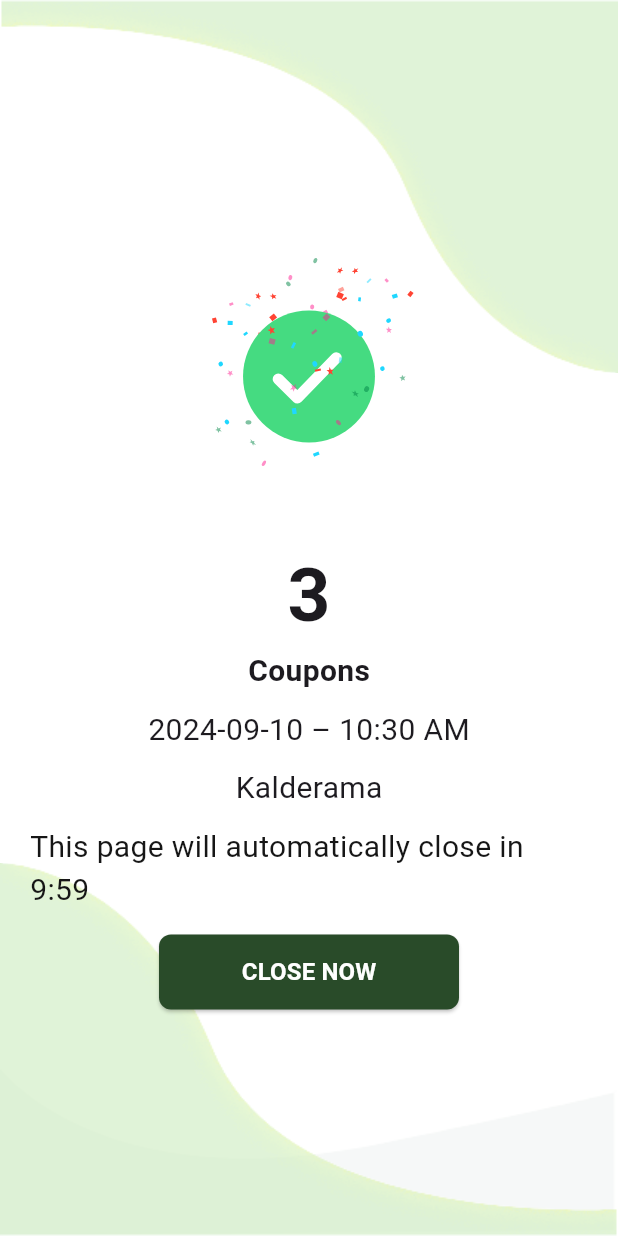
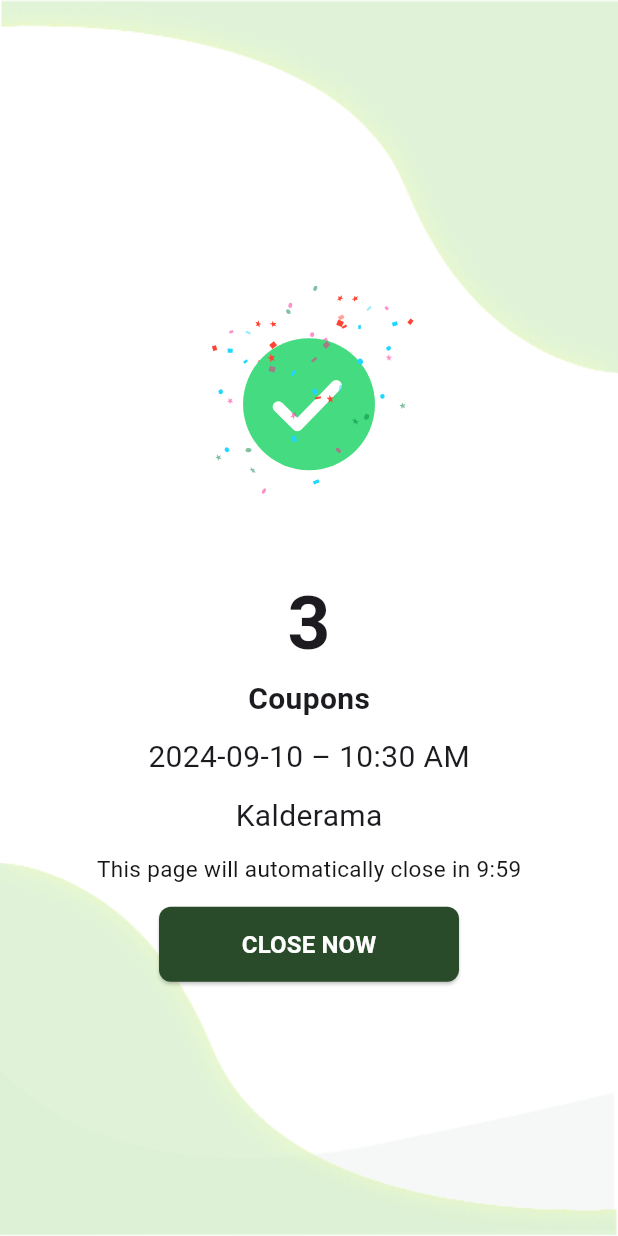
Before and after one commit to JDuwarahavidyan/Easy-Coupon, a Flutter app: the ConfirmationPage screen opened by its route, on a phone screen of 412 x 824 dp. Run offline on Flutter 3.47's test engine with Material 3 defaults, Android fonts, the phone set to English and light mode, and no system bars; our stand-ins replace bloc, calendar_date_picker2, cloud_firestore, equatable, firebase_auth, firebase_core and 12 more; missing offline and left inert: bottom_bar, encrypt, floating_snackbar, qr_code_scanner; accounts and stored records are empty; project files that could hold a hidden picture were left out.

Commit message:
minor changes

```diff
--- a/lib/pages/student_pages/confirmation_page.dart
+++ b/lib/pages/student_pages/confirmation_page.dart
@@ -96,7 +96,7 @@ class _ConfirmationPageState extends State<ConfirmationPage> {
                   const SizedBox(height: 10),
                   Text(
                     'This page will automatically close in $minutes:${seconds.toString().padLeft(2, '0')}',
-                    style: const TextStyle(fontSize: 20, color: Color.fromARGB(255, 22, 22, 22)),
+                    style: const TextStyle(fontSize: 15, color: Color.fromARGB(255, 22, 22, 22)),
                   ),
                   const SizedBox(height: 15),
                   SizedBox(
```
